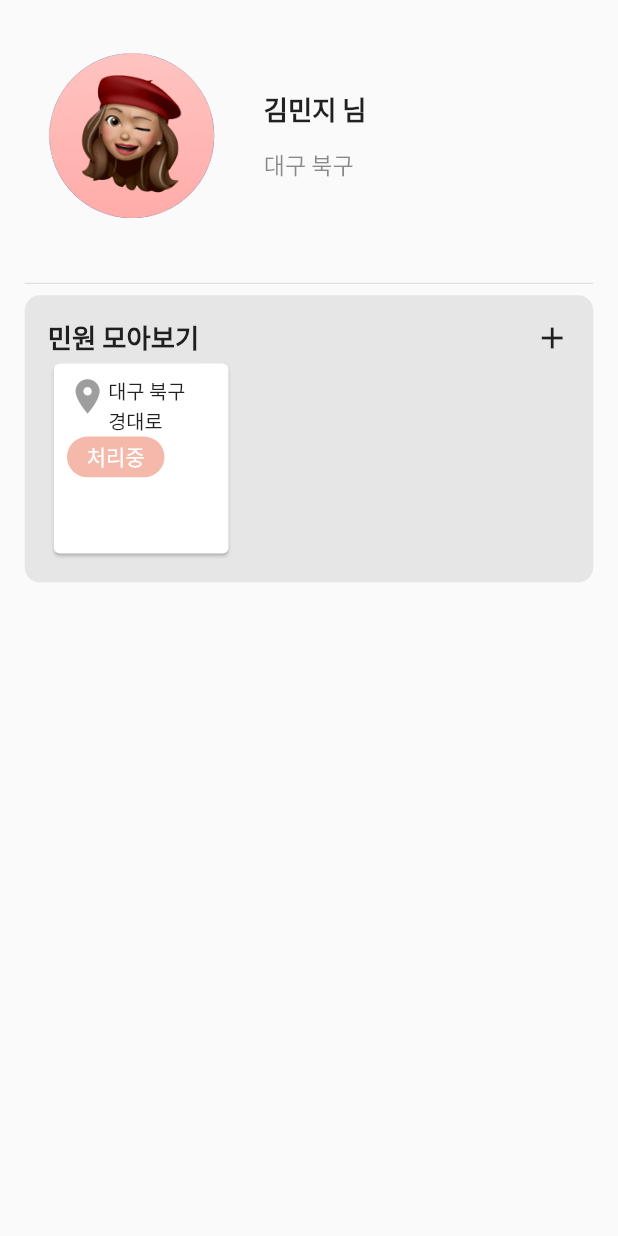
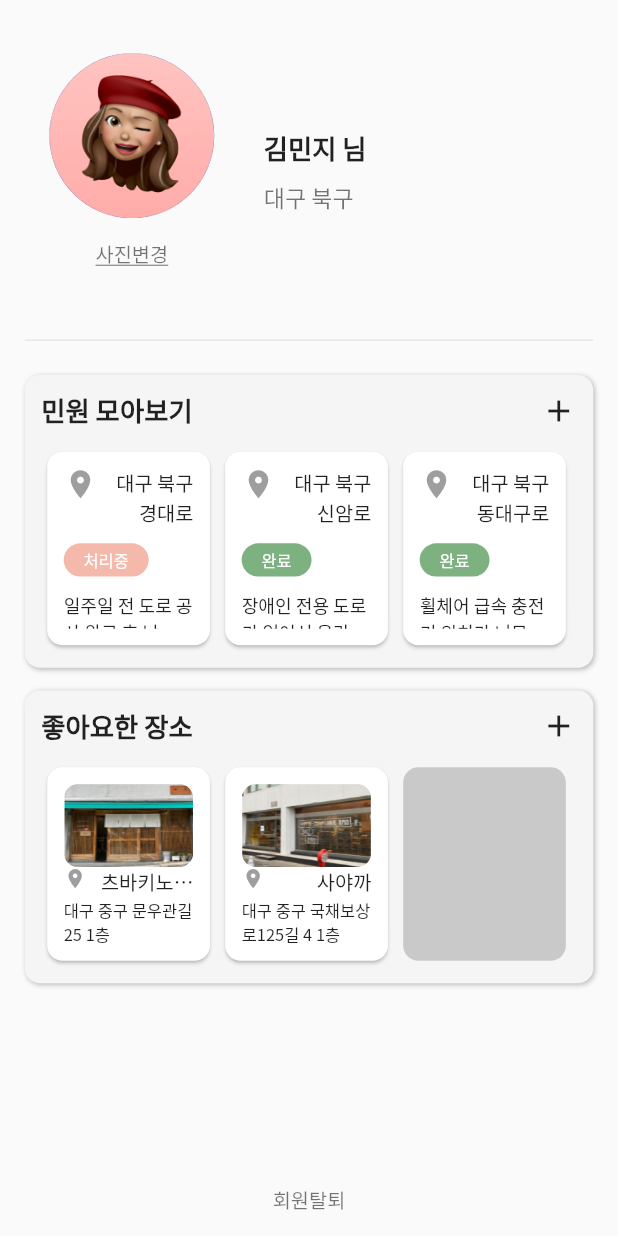
Before and after one commit to WheelEasyWorld/frontend, a Flutter app: the screen it shows after launch, on a phone screen of 412 x 824 dp. Run offline on Flutter 3.47's test engine with Material 2 defaults, Android fonts, the light colour scheme and no system bars; our stand-ins replace dio, flutter_dotenv, flutter_screenutil, get; missing offline and left inert: kakao_flutter_sdk; statements that could not run were skipped.

Commit message:
feat: complete mypage UI

```diff
--- /dev/null
+++ b/lib/models/data.dart
@@ -0,0 +1,31 @@
+Map<String, dynamic> data = {
+  "request": [
+    {
+      "address": "대구 북구 경대로",
+      "status": "처리중",
+      "detail": "일주일 전 도로 공사 완료 후 남은 잔재가 아직 처리 되지 않아 도로가 엉망입니다."
+    },
+    {
+      "address": "대구 북구 신암로",
+      "status": "완료",
+      "detail": "장애인 전용 도로가 없어서 올라갈 수가 없었습니다."
+    },
+    {
+      "address": "대구 북구 동대구로",
+      "status": "완료",
+      "detail": "휠체어 급속 충전기 위치가 너무 멉니다."
+    },
+  ],
+  "heart": [
+    {
+      "name": "츠바키노하나",
+      "address": "대구 중구 문우관길 25 1층",
+      "img": "assets/images/food/food-1.png"
+    },
+    {
+      "name": "사야까",
+      "address": "대구 중구 국채보상로125길 4 1층",
+      "img": "assets/images/food/food-2.png"
+    },
+  ]
+};
--- a/lib/screens/mypage_screen.dart
+++ b/lib/screens/mypage_screen.dart
@@ -1,7 +1,7 @@
 import 'package:flutter/material.dart';
 import 'package:flutter_screenutil/flutter_screenutil.dart';
+import 'package:frontend/models/data.dart';
 import 'package:frontend/screens/constants.dart';
-
 
 class MyPageScreen extends StatelessWidget {
   const MyPageScreen({super.key});
@@ -15,12 +15,27 @@ class MyPageScreen extends StatelessWidget {
           child: Column(
             children: [
               Padding(
-                padding: EdgeInsets.fromLTRB(15.w, 35.h, 15.w, 35.h),
+                padding: EdgeInsets.fromLTRB(15.w, 35.h, 15.w, 25.h),
                 child: Row(
+                  children: [
+                    Column(
                       children: [
                         CircleAvatar(
                           radius: 50.w,
                           child: Image.asset('assets/images/profile.png'),
+                        ),
+                        TextButton(
+                          onPressed: () {},
+                          child: Text(
+                            '사진변경',
+                            style: TextStyle(
+                              fontSize: 12.sp,
+                              color: Colors.black54,
+                              decoration: TextDecoration.underline,
+                            ),
+                          ),
+                        ),
+                      ],
                     ),
                     SizedBox(width: 30.w),
                     Column(
@@ -33,12 +48,12 @@ class MyPageScreen extends StatelessWidget {
                             fontSize: 16.sp,
                           ),
                         ),
-                        SizedBox(height: 12.h),
+                        SizedBox(height: 8.h),
                         Text(
                           '대구 북구',
                           style: TextStyle(
                             fontSize: 14.sp,
-                            color: Colors.black45,
+                            color: Colors.black54,
                           ),
                         ),
                       ],
@@ -47,10 +62,222 @@ class MyPageScreen extends StatelessWidget {
                 ),
               ),
               const Divider(),
+              SizedBox(height: 15.h),
+              Expanded(
+                child: Column(
+                  mainAxisAlignment: MainAxisAlignment.spaceBetween,
+                  children: [
+                    Column(
+                      children: [
+                        buildCollection("민원 모아보기", buildRequest(), () {}),
+                        SizedBox(height: 15.h),
+                        buildCollection("좋아요한 장소", buildHeart(), () {}),
+                      ],
+                    ),
+                    TextButton(
+                      onPressed: () {},
+                      child: Text(
+                        '회원탈퇴',
+                        style: TextStyle(
+                          fontSize: 12.sp,
+                          color: Colors.black54,
+                        ),
+                      ),
+                    ),
+                  ],
+                ),
+              ),
+            ],
+          ),
+        ),
+      ),
+    );
+  }
+}
+
+List<Widget> buildHeart() {
+  List<Widget> list = [];
+  int itemCount = data["heart"].length;
+  for (int i = 0; i < itemCount; i++) {
+    list.add(SizedBox(
+      width: 108.w,
+      height: 135.h,
+      child: Padding(
+        padding: (i != 3) ? EdgeInsets.only(right: 2.w) : EdgeInsets.zero,
+        child: Card(
+          shape: RoundedRectangleBorder(
+            borderRadius: BorderRadius.circular(10.r),
+          ),
+          child: Padding(
+            padding: EdgeInsets.all(10.w),
+            child: Column(
+              mainAxisAlignment: MainAxisAlignment.spaceAround,
+              children: [
+                ClipRRect(
+                  borderRadius: BorderRadius.circular(10.r),
+                  child: Image.asset(
+                    data["heart"][i]["img"],
+                    width: 88.w,
+                    height: 55.h,
+                    fit: BoxFit.fill,
+                  ),
+                ),
+                Row(
+                  mainAxisAlignment: MainAxisAlignment.spaceBetween,
+                  crossAxisAlignment: CrossAxisAlignment.start,
+                  children: [
+                    Icon(
+                      Icons.place,
+                      color: Colors.grey,
+                      size: 15.h,
+                    ),
+                    Flexible(
+                      child: Text(
+                        data["heart"][i]["name"],
+                        overflow: TextOverflow.ellipsis,
+                        maxLines: 1,
+                        textAlign: TextAlign.right,
+                        style: TextStyle(fontSize: 12.sp),
+                      ),
+                    ),
+                  ],
+                ),
+                Flexible(
+                  child: Text(
+                    data["heart"][i]["address"],
+                    maxLines: 2,
+                    overflow: TextOverflow.ellipsis,
+                    style:
+                        TextStyle(fontSize: 10.sp, fontWeight: FontWeight.w100),
+                  ),
+                ),
+              ],
+            ),
+          ),
+        ),
+      ),
+    ));
+  }
+
+  for (int i = itemCount; i < 3; i++) {
+    list.add(SizedBox(
+        width: 108.w,
+        height: 135.h,
+        child: Padding(
+          padding: (i != 3) ? EdgeInsets.only(right: 2.w) : EdgeInsets.zero,
+          child: Card(
+              elevation: 0,
+              color: Colors.grey.withOpacity(0.5),
+              shape: RoundedRectangleBorder(
+                borderRadius: BorderRadius.circular(10.r),
+              ),
+              child: Container()),
+        )));
+  }
+
+  return list;
+}
+
+List<Widget> buildRequest() {
+  List<Widget> list = [];
+  int itemCount = data["request"].length;
+  for (int i = 0; i < itemCount; i++) {
+    list.add(SizedBox(
+      width: 108.w,
+      height: 135.h,
+      child: Padding(
+        padding: (i != 3) ? EdgeInsets.only(right: 2.w) : EdgeInsets.zero,
+        child: Card(
+          shape: RoundedRectangleBorder(
+            borderRadius: BorderRadius.circular(10.r),
+          ),
+          child: Padding(
+            padding: EdgeInsets.all(10.w),
+            child: Column(
+              crossAxisAlignment: CrossAxisAlignment.start,
+              children: [
+                Row(
+                  mainAxisAlignment: MainAxisAlignment.spaceBetween,
+                  crossAxisAlignment: CrossAxisAlignment.start,
+                  children: [
+                    Icon(
+                      Icons.place,
+                      color: Colors.grey,
+                      size: 22.h,
+                    ),
+                    Flexible(
+                      child: Text(
+                        data["request"][i]["address"],
+                        textAlign: TextAlign.right,
+                        style: TextStyle(fontSize: 12.sp),
+                      ),
+                    ),
+                  ],
+                ),
+                SizedBox(height: 10.h),
                 Container(
-                padding: EdgeInsets.all(14.w),
+                  padding: EdgeInsets.fromLTRB(12.w, 3.h, 12.w, 3.h),
                   decoration: BoxDecoration(
-                  color: Colors.black.withOpacity(0.08),
+                    color: (data["request"][i]["status"] == "처리중")
+                        ? kPinkColor
+                        : kGreenColor,
+                    borderRadius: BorderRadius.all(Radius.circular(30.r)),
+                  ),
+                  child: Text(
+                    data["request"][i]["status"],
+                    style: TextStyle(color: Colors.white, fontSize: 10.sp),
+                  ),
+                ),
+                SizedBox(height: 10.h),
+                Flexible(
+                  child: Text(
+                    data["request"][i]["detail"],
+                    maxLines: 2,
+                    overflow: TextOverflow.ellipsis,
+                    style:
+                        TextStyle(fontSize: 11.sp, fontWeight: FontWeight.w100),
+                  ),
+                ),
+              ],
+            ),
+          ),
+        ),
+      ),
+    ));
+  }
+
+  for (int i = itemCount; i < 3; i++) {
+    list.add(SizedBox(
+        width: 108.w,
+        height: 135.h,
+        child: Padding(
+          padding: (i != 3) ? EdgeInsets.only(right: 2.w) : EdgeInsets.zero,
+          child: Card(
+              elevation: 0,
+              color: Colors.grey.withOpacity(0.5),
+              shape: RoundedRectangleBorder(
+                borderRadius: BorderRadius.circular(10.r),
+              ),
+              child: Container()),
+        )));
+  }
+
+  return list;
+}
+
+Widget buildCollection(String title, dynamic item, Function()? onPressed) {
+  return Container(
+    padding: EdgeInsets.all(10.w),
+    decoration: BoxDecoration(
+      boxShadow: [
+        BoxShadow(
+          color: Colors.grey.shade400,
+          spreadRadius: 0,
+          blurRadius: 2,
+          offset: const Offset(1, 1), // changes position of shadow
+        ),
+      ],
+      color: Colors.grey.shade100,
       borderRadius: BorderRadius.all(Radius.circular(10.r)),
     ),
     child: Column(
@@ -59,84 +286,25 @@ class MyPageScreen extends StatelessWidget {
           mainAxisAlignment: MainAxisAlignment.spaceBetween,
           children: [
             Text(
-                          '민원 모아보기',
+              title,
               style: TextStyle(
                 fontWeight: FontWeight.w700,
                 fontSize: 16.sp,
               ),
             ),
-                        const Icon(Icons.add),
-                      ],
-                    ),
-                    Row(
-                      children: [
-                        Card(
-                          child: Padding(
-                            padding: EdgeInsets.all(8.w),
-                            child: Column(
-                              crossAxisAlignment: CrossAxisAlignment.start,
-                              children: [
-                                Row(
-                                  mainAxisAlignment:
-                                      MainAxisAlignment.spaceBetween,
-                                  crossAxisAlignment: CrossAxisAlignment.start,
-                                  children: [
-                                    Icon(
-                                      Icons.place,
-                                      color: Colors.grey,
-                                      size: 25.w,
-                                    ),
-                                    Text(
-                                      '대구 북구\n경대로',
-                                      style: TextStyle(fontSize: 12.sp),
+            IconButton(
+              padding: EdgeInsets.zero,
+              constraints: const BoxConstraints(),
+              onPressed: onPressed,
+              icon: const Icon(Icons.add),
             ),
           ],
         ),
-                                Container(
-                                  padding:
-                                      EdgeInsets.fromLTRB(12.w, 3.h, 12.w, 3.h),
-                                  decoration: BoxDecoration(
-                                    color: kPinkColor,
-                                    borderRadius:
-                                        BorderRadius.all(Radius.circular(30.r)),
-                                  ),
-                                  child: Text(
-                                    '처리중',
-                                    style: TextStyle(color: Colors.white),
-                                  ),
-                                ),
-                                SizedBox(
-                                  width: 90.w,
-                                  child: Row(
-                                    mainAxisAlignment: MainAxisAlignment.start,
-                                    children: [
-                                      Flexible(
-                                        child: RichText(
-                                          overflow: TextOverflow.ellipsis,
-                                          maxLines: 2,
-                                          text: TextSpan(
-                                            text: '일주일 전 도로공사후',
-                                            style: TextStyle(
-                                                fontWeight: FontWeight.w100),
-                                          ),
-                                        ),
-                                      ),
-                                    ],
-                                  ),
+        SizedBox(height: 10.h),
+        Row(
+          children: item,
         )
       ],
     ),
-                          ),
-                        ),
-                      ],
-                    )
-                  ],
-                ),
-              )
-            ],
-          ),
-        ),
-      ),
   );
 }
-}
--- a/pubspec.yaml
+++ b/pubspec.yaml
@@ -70,6 +70,7 @@ flutter:
     - assets/
     - assets/images/
     - assets/images/sns/
+    - assets/images/food/
     - .env
 
   # An image asset can refer to one or more resolution-specific "variants", see
```
Also changed, not shown: assets/images/food/food-1.png (added), assets/images/food/food-2.png (added). Lines whose indentation alone changed are shown as unchanged.
